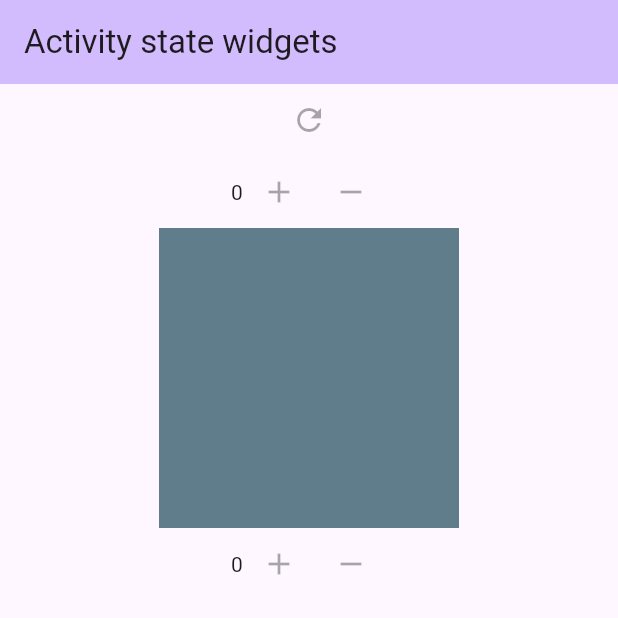
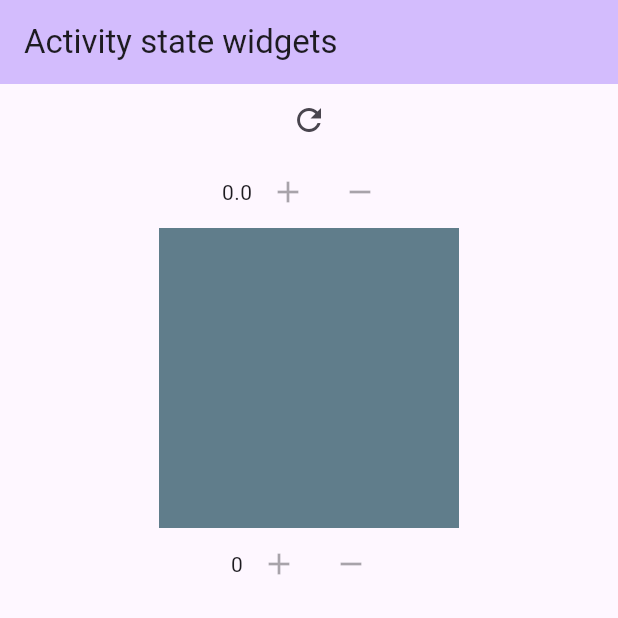
Before and after one commit to TheHoodini/ejercicio_3_widget, a Flutter app: the screen it shows after launch, on a phone screen of 412 x 824 dp, the top half of it. Run offline on Flutter 3.47's test engine with Material 2 defaults, Android fonts, the phone set to English and light mode, and no system bars.

Commit message:
widget354

```diff
--- a/lib/ui/page/home_page.dart
+++ b/lib/ui/page/home_page.dart
@@ -14,6 +14,7 @@ class MyHomePage extends StatefulWidget {
 }
 
 class _MyHomePageState extends State<MyHomePage> {
+  double value = 0.0;
   @override
   Widget build(BuildContext context) {
     return Scaffold(
@@ -21,17 +22,24 @@ class _MyHomePageState extends State<MyHomePage> {
         backgroundColor: Theme.of(context).colorScheme.inversePrimary,
         title: Text(widget.title),
       ),
-      body: const Center(
+      body: Center(
           child: Column(
         children: [
           IconButton(
-              onPressed: null, icon: Icon(Icons.refresh), key: Key('Refresh')),
+              onPressed: _incrementUnit, icon: Icon(Icons.refresh), key: Key('Refresh')),
           Column(
             mainAxisAlignment: MainAxisAlignment.center,
-            children: <Widget>[W1(), W2(), W3()],
+            children: <Widget>[W1(value: value), W2(), W3()],
           ),
         ],
       )),
     );
   }
+
+  void _incrementUnit(){
+    setState(() {
+      value += 1;
+      value = double.parse(value.toStringAsFixed(1));
+    });
+  }
 }
--- a/lib/ui/widget/w1.dart
+++ b/lib/ui/widget/w1.dart
@@ -1,23 +1,34 @@
 import 'package:flutter/material.dart';
 
 class W1 extends StatelessWidget {
-  const W1({super.key});
+  const W1({super.key, required this.value});
   //color: Theme.of(context).primaryColor,
   // color: Theme.of(context).colorScheme.inversePrimary,
   // container margin: const EdgeInsets.all(10),
   // container padding: const EdgeInsets.all(10),
+
+  final double value;
   @override
   Widget build(BuildContext context) {
-    return const Row(
+    return Row(
       mainAxisAlignment: MainAxisAlignment.center,
       children: [
         Text(
-          '0',
+          '$value',
           key: Key('W1Value'),
         ),
-        IconButton(onPressed: null, icon: Icon(Icons.add), key: Key('W1Add')),
-        IconButton(onPressed: null, icon: Icon(Icons.remove), key: Key('W1Sub'))
+        const IconButton(
+          onPressed: null, icon: Icon(Icons.add), key: Key('W1Add')),
+        const IconButton(
+          onPressed: null, icon: Icon(Icons.remove), key: Key('W1Sub'))
       ],
     );
   }
+  /*void _incrementUnit(){
+    setState(() {
+      value += 1;
+      value = double.parse(value.toStringAsFixed(1));
+    });
+  }
+  */
 }
--- a/lib/ui/widget/w3.dart
+++ b/lib/ui/widget/w3.dart
@@ -20,6 +20,5 @@ class W3 extends StatelessWidget {
         IconButton(onPressed: null, icon: Icon(Icons.remove), key: Key('W3Sub'))
       ],
     );
-    ;
   }
 }
```
